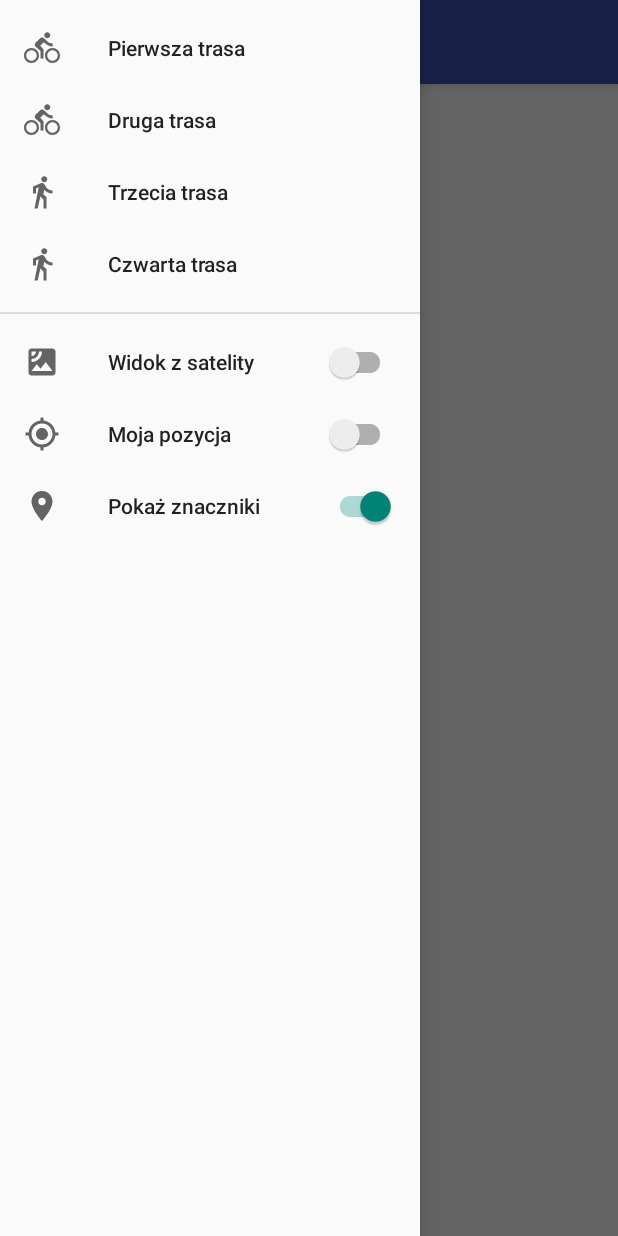
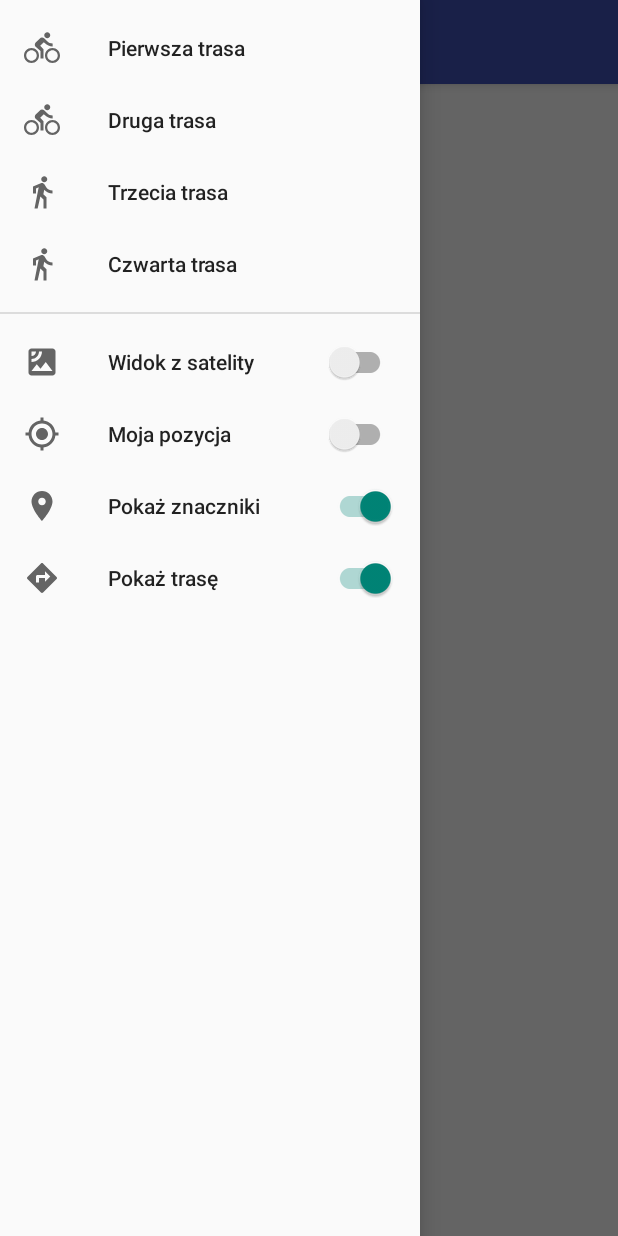
Before and after one commit to tasiuwasiu/PSMA-Maps, an Android app: the MapsActivity screen opened directly, with no data from a screen before it, with the side drawer open, on a phone screen of 412 x 824 dp. Run offline under Robolectric (Android 15) with nearby library versions, the phone set to English and light mode, and no system bars; libraries missing offline, so code that uses them is left out: com.google.maps.android.

Commit message:
Added showing first road from API

```diff
--- a/app/src/debug/res/values/google_maps_api.xml
+++ b/app/src/debug/res/values/google_maps_api.xml
@@ -20,5 +20,5 @@
     Once you have your key (it starts with "AIza"), replace the "google_maps_key"
     string in this file.
     -->
-    <string name="google_maps_key" templateMergeStrategy="preserve" translatable="false">AIzaSyDi93XSTPACkIEEzVqkiMJE_rL7514Exi4</string>
+    <string name="google_maps_key" templateMergeStrategy="preserve" translatable="false">AIzaSyAiFOtUzx_pW67ykH80XHPmuADsLvxSPaE</string>
 </resources>
--- /dev/null
+++ b/app/src/main/res/drawable/ic_road.xml
@@ -0,0 +1,9 @@
+<vector xmlns:android="http://schemas.android.com/apk/res/android"
+        android:width="24dp"
+        android:height="24dp"
+        android:viewportWidth="24.0"
+        android:viewportHeight="24.0">
+    <path
+        android:fillColor="#FF000000"
+        android:pathData="M21.71,11.29l-9,-9c-0.39,-0.39 -1.02,-0.39 -1.41,0l-9,9c-0.39,0.39 -0.39,1.02 0,1.41l9,9c0.39,0.39 1.02,0.39 1.41,0l9,-9c0.39,-0.38 0.39,-1.01 0,-1.41zM14,14.5V12h-4v3H8v-4c0,-0.55 0.45,-1 1,-1h5V7.5l3.5,3.5 -3.5,3.5z"/>
+</vector>
--- a/app/src/main/res/menu/drawer_view.xml
+++ b/app/src/main/res/menu/drawer_view.xml
@@ -42,6 +42,12 @@
             android:title="@string/znaczniki"
             app:actionLayout = "@layout/layout_switch_on"
             />
+        <item
+            android:id = "@+id/nav_road"
+            android:icon = "@drawable/ic_road"
+            android:title="@string/show_route"
+            app:actionLayout = "@layout/layout_switch_on"
+            />
     </group>
 
 </menu>
--- a/app/src/main/res/values/strings.xml
+++ b/app/src/main/res/values/strings.xml
@@ -8,9 +8,10 @@
     <string name="trzecia_trasa">Trzecia trasa</string>
     <string name="czwarta_trasa">Czwarta trasa</string>
     <string name="znaczniki">Pokaż znaczniki</string>
-    <string name="url_first" translatable="false">https://maps.googleapis.com/maps/api/directions/json?origin=  &amp;destination=  &amp;waypoints=  &amp;mode=bicycling&amp;key=</string>
+    <string name="url_first" translatable="false">https://maps.googleapis.com/maps/api/directions/json?origin=51.109317,17.054497&amp;destination=51.126064,16.990499&amp;waypoints=51.103010,17.071997|51.100528,17.120618|51.135069,17.047607&amp;mode=bicycling&amp;key=</string>
     <string name="url_second" translatable="false">https://maps.googleapis.com/maps/api/directions/json?origin=  &amp;destination=  &amp;waypoints=  &amp;mode=bicycling&amp;key=</string>
     <string name="url_third" translatable="false">https://maps.googleapis.com/maps/api/directions/json?origin=  &amp;destination=  &amp;waypoints=  &amp;mode=walking&amp;key=</string>
     <string name="url_fourth" translatable="false">https://maps.googleapis.com/maps/api/directions/json?origin=  &amp;destination=  &amp;waypoints=  &amp;mode=walking&amp;key=</string>
+    <string name="show_route">Pokaż trasę</string>
 
 </resources>
```
Also changed, not shown: app/src/main/java/lab/wasikrafal/lab7/DownloadTask.java (+29 -12 lines), app/src/main/java/lab/wasikrafal/lab7/MapsActivity.java (+47 -114 lines).
